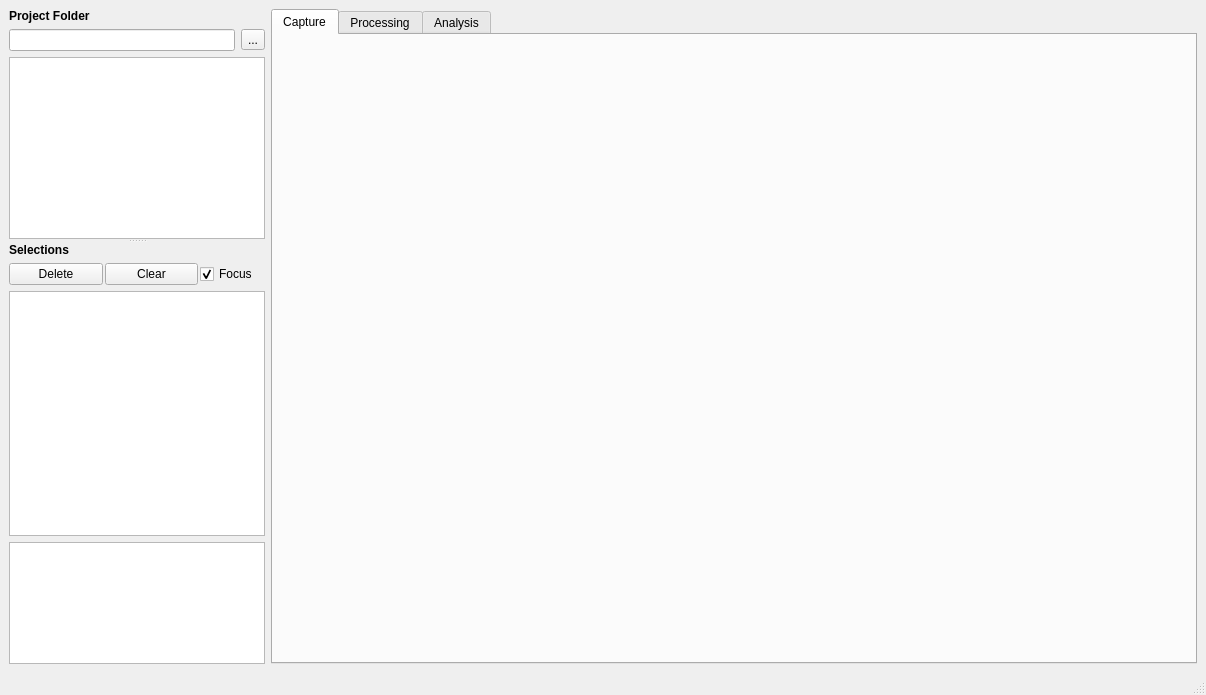
First picture: the form in src/gui/mainwindow.ui, repository adwolfe/yawt, before the edit.
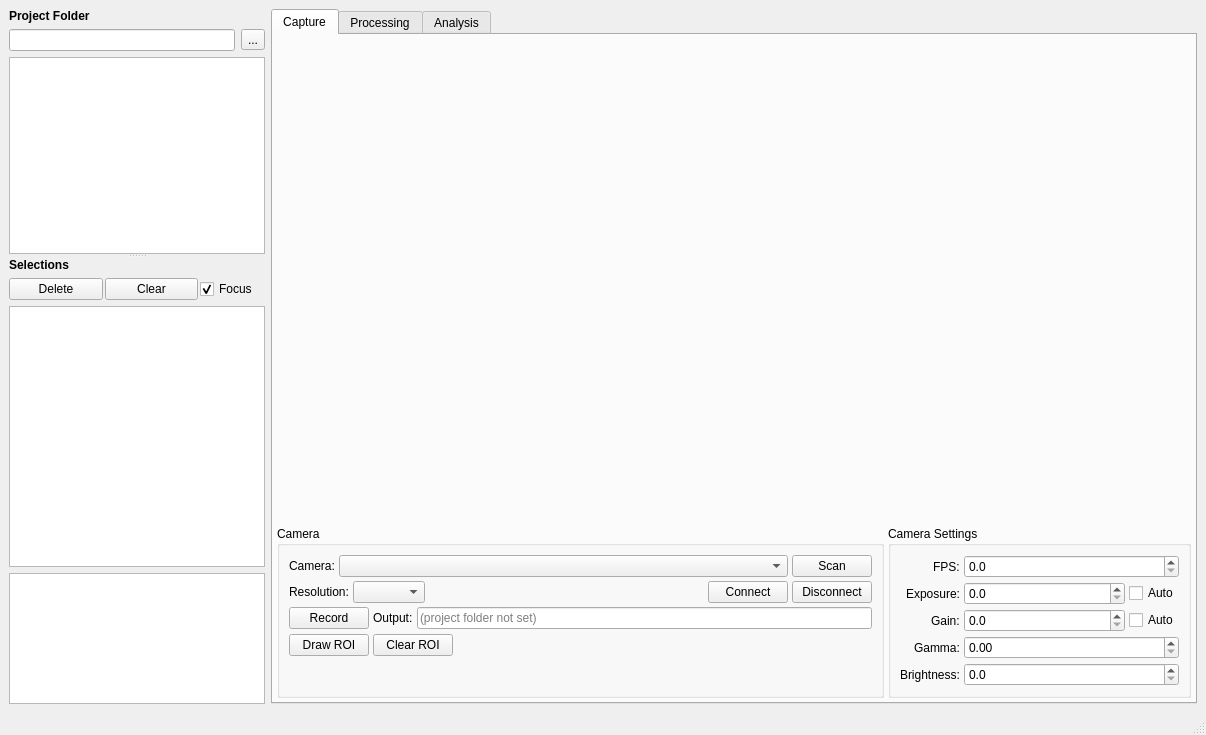
Second picture: the form after the edit. The open tabs and pages were chosen to show the change. Icons and pictures are not drawn. Custom widgets are drawn as their Qt base class.

Commit message: rearranged the capture panel, some UX tweaks

Patch:
```diff
--- a/src/gui/mainwindow.ui
+++ b/src/gui/mainwindow.ui
@@ -7,7 +7,7 @@
     <x>0</x>
     <y>0</y>
     <width>1206</width>
-    <height>695</height>
+    <height>735</height>
    </rect>
   </property>
   <property name="windowTitle">
@@ -168,6 +168,324 @@
        <attribute name="title">
         <string>Capture</string>
        </attribute>
+       <layout class="QVBoxLayout" name="captureTabLayout" stretch="1,0">
+        <property name="spacing">
+         <number>4</number>
+        </property>
+        <property name="leftMargin">
+         <number>4</number>
+        </property>
+        <property name="topMargin">
+         <number>4</number>
+        </property>
+        <property name="rightMargin">
+         <number>4</number>
+        </property>
+        <property name="bottomMargin">
+         <number>4</number>
+        </property>
+        <item>
+         <widget class="LiveView" name="captureVideoView" native="true"/>
+        </item>
+        <item>
+         <layout class="QHBoxLayout" name="captureBottomLayout" stretch="2,1">
+          <item>
+           <widget class="QGroupBox" name="captureCameraGroup">
+            <property name="title">
+             <string>Camera</string>
+            </property>
+            <layout class="QVBoxLayout" name="captureCameraVLayout">
+             <property name="spacing">
+              <number>4</number>
+             </property>
+             <item>
+              <layout class="QHBoxLayout" name="captureCameraRow1">
+               <item>
+                <widget class="QLabel" name="captureCameraLabel">
+                 <property name="text">
+                  <string>Camera:</string>
+                 </property>
+                </widget>
+               </item>
+               <item>
+                <widget class="QComboBox" name="captureCameraCombo">
+                 <property name="sizePolicy">
+                  <sizepolicy hsizetype="Expanding" vsizetype="Fixed">
+                   <horstretch>0</horstretch>
+                   <verstretch>0</verstretch>
+                  </sizepolicy>
+                 </property>
+                </widget>
+               </item>
+               <item>
+                <widget class="QPushButton" name="captureScanButton">
+                 <property name="toolTip">
+                  <string>Re-scan for connected cameras</string>
+                 </property>
+                 <property name="text">
+                  <string>Scan</string>
+                 </property>
+                </widget>
+               </item>
+              </layout>
+             </item>
+             <item>
+              <layout class="QHBoxLayout" name="captureCameraRow2">
+               <item>
+                <widget class="QLabel" name="captureResolutionLabel">
+                 <property name="text">
+                  <string>Resolution:</string>
+                 </property>
+                </widget>
+               </item>
+               <item>
+                <widget class="QComboBox" name="captureResolutionCombo"/>
+               </item>
+               <item>
+                <spacer name="captureConnectSpacer">
+                 <property name="orientation">
+                  <enum>Qt::Orientation::Horizontal</enum>
+                 </property>
+                 <property name="sizeHint" stdset="0">
+                  <size>
+                   <width>20</width>
+                   <height>20</height>
+                  </size>
+                 </property>
+                </spacer>
+               </item>
+               <item>
+                <widget class="QPushButton" name="captureConnectButton">
+                 <property name="text">
+                  <string>Connect</string>
+                 </property>
+                </widget>
+               </item>
+               <item>
+                <widget class="QPushButton" name="captureDisconnectButton">
+                 <property name="text">
+                  <string>Disconnect</string>
+                 </property>
+                </widget>
+               </item>
+              </layout>
+             </item>
+             <item>
+              <layout class="QHBoxLayout" name="captureCameraRow3">
+               <item>
+                <widget class="QPushButton" name="captureRecordButton">
+                 <property name="text">
+                  <string>Record</string>
+                 </property>
+                 <property name="checkable">
+                  <bool>true</bool>
+                 </property>
+                </widget>
+               </item>
+               <item>
+                <widget class="QLabel" name="captureOutputLabel">
+                 <property name="text">
+                  <string>Output:</string>
+                 </property>
+                </widget>
+               </item>
+               <item>
+                <widget class="QLineEdit" name="captureOutputPathEdit">
+                 <property name="readOnly">
+                  <bool>true</bool>
+                 </property>
+                 <property name="placeholderText">
+                  <string>(project folder not set)</string>
+                 </property>
+                </widget>
+               </item>
+              </layout>
+             </item>
+             <item>
+              <layout class="QHBoxLayout" name="captureRoiBar">
+               <item>
+                <widget class="QPushButton" name="captureDrawRoiButton">
+                 <property name="toolTip">
+                  <string>Click and drag in the view to define a capture ROI</string>
+                 </property>
+                 <property name="text">
+                  <string>Draw ROI</string>
+                 </property>
+                 <property name="checkable">
+                  <bool>true</bool>
+                 </property>
+                </widget>
+               </item>
+               <item>
+                <widget class="QPushButton" name="captureClearRoiButton">
+                 <property name="text">
+                  <string>Clear ROI</string>
+                 </property>
+                </widget>
+               </item>
+               <item>
+                <widget class="QLabel" name="captureRoiLabel">
+                 <property name="styleSheet">
+                  <string notr="true">color: #c8a800; font-size: 11px;</string>
+                 </property>
+                 <property name="text">
+                  <string/>
+                 </property>
+                </widget>
+               </item>
+               <item>
+                <spacer name="captureRoiSpacer">
+                 <property name="orientation">
+                  <enum>Qt::Orientation::Horizontal</enum>
+                 </property>
+                 <property name="sizeHint" stdset="0">
+                  <size>
+                   <width>40</width>
+                   <height>20</height>
+                  </size>
+                 </property>
+                </spacer>
+               </item>
+              </layout>
+             </item>
+             <item>
+              <widget class="QLabel" name="captureStatusLabel">
+               <property name="styleSheet">
+                <string notr="true">color: gray; font-size: 11px;</string>
+               </property>
+               <property name="text">
+                <string/>
+               </property>
+              </widget>
+             </item>
+            </layout>
+           </widget>
+          </item>
+          <item>
+           <widget class="QGroupBox" name="captureSettingsGroup">
+            <property name="title">
+             <string>Camera Settings</string>
+            </property>
+            <layout class="QFormLayout" name="captureSettingsForm">
+             <property name="labelAlignment">
+              <set>Qt::AlignmentFlag::AlignRight|Qt::AlignmentFlag::AlignTrailing|Qt::AlignmentFlag::AlignVCenter</set>
+             </property>
+             <property name="horizontalSpacing">
+              <number>4</number>
+             </property>
+             <property name="verticalSpacing">
+              <number>4</number>
+             </property>
+             <item row="1" column="0">
+              <widget class="QLabel" name="captureExposureLabel">
+               <property name="text">
+                <string>Exposure:</string>
+               </property>
+              </widget>
+             </item>
+             <item row="1" column="1">
+              <layout class="QHBoxLayout" name="captureExposureRow">
+               <item>
+                <widget class="QDoubleSpinBox" name="captureExposureSpin">
+                 <property name="sizePolicy">
+                  <sizepolicy hsizetype="Expanding" vsizetype="Fixed">
+                   <horstretch>0</horstretch>
+                   <verstretch>0</verstretch>
+                  </sizepolicy>
+                 </property>
+                 <property name="decimals">
+                  <number>1</number>
+                 </property>
+                </widget>
+               </item>
+               <item>
+                <widget class="QCheckBox" name="captureExposureAutoCheck">
+                 <property name="text">
+                  <string>Auto</string>
+                 </property>
+                </widget>
+               </item>
+              </layout>
+             </item>
+             <item row="2" column="0">
+              <widget class="QLabel" name="captureGainLabel">
+               <property name="text">
+                <string>Gain:</string>
+               </property>
+              </widget>
+             </item>
+             <item row="2" column="1">
+              <layout class="QHBoxLayout" name="captureGainRow">
+               <item>
+                <widget class="QDoubleSpinBox" name="captureGainSpin">
+                 <property name="sizePolicy">
+                  <sizepolicy hsizetype="Expanding" vsizetype="Fixed">
+                   <horstretch>0</horstretch>
+                   <verstretch>0</verstretch>
+                  </sizepolicy>
+                 </property>
+                 <property name="decimals">
+                  <number>1</number>
+                 </property>
+                </widget>
+               </item>
+               <item>
+                <widget class="QCheckBox" name="captureGainAutoCheck">
+                 <property name="text">
+                  <string>Auto</string>
+                 </property>
+                </widget>
+               </item>
+              </layout>
+             </item>
+             <item row="3" column="0">
+              <widget class="QLabel" name="captureGammaLabel">
+               <property name="text">
+                <string>Gamma:</string>
+               </property>
+              </widget>
+             </item>
+             <item row="3" column="1">
+              <widget class="QDoubleSpinBox" name="captureGammaSpin">
+               <property name="decimals">
+                <number>2</number>
+               </property>
+              </widget>
+             </item>
+             <item row="0" column="0">
+              <widget class="QLabel" name="captureFpsLabel">
+               <property name="text">
+                <string>FPS:</string>
+               </property>
+              </widget>
+             </item>
+             <item row="0" column="1">
+              <widget class="QDoubleSpinBox" name="captureFpsSpin">
+               <property name="decimals">
+                <number>1</number>
+               </property>
+              </widget>
+             </item>
+             <item row="4" column="1">
+              <widget class="QDoubleSpinBox" name="captureBrightnessSpin">
+               <property name="decimals">
+                <number>1</number>
+               </property>
+              </widget>
+             </item>
+             <item row="4" column="0">
+              <widget class="QLabel" name="captureBrightnessLabel">
+               <property name="text">
+                <string>Brightness:</string>
+               </property>
+              </widget>
+             </item>
+            </layout>
+           </widget>
+          </item>
+         </layout>
+        </item>
+       </layout>
       </widget>
       <widget class="QWidget" name="processingTab">
        <attribute name="title">
@@ -1546,6 +1864,11 @@
    <extends>QWidget</extends>
    <header>wormtimeline.h</header>
   </customwidget>
+  <customwidget>
+   <class>LiveView</class>
+   <extends>QWidget</extends>
+   <header>liveview.h</header>
+  </customwidget>
  </customwidgets>
  <resources>
   <include location="../../resources.qrc"/>
```
Left out of the diff: 16 changed lines with no effect on the pictures. Lines whose indentation alone changed are shown as unchanged. The commit also changes 4 other files.
